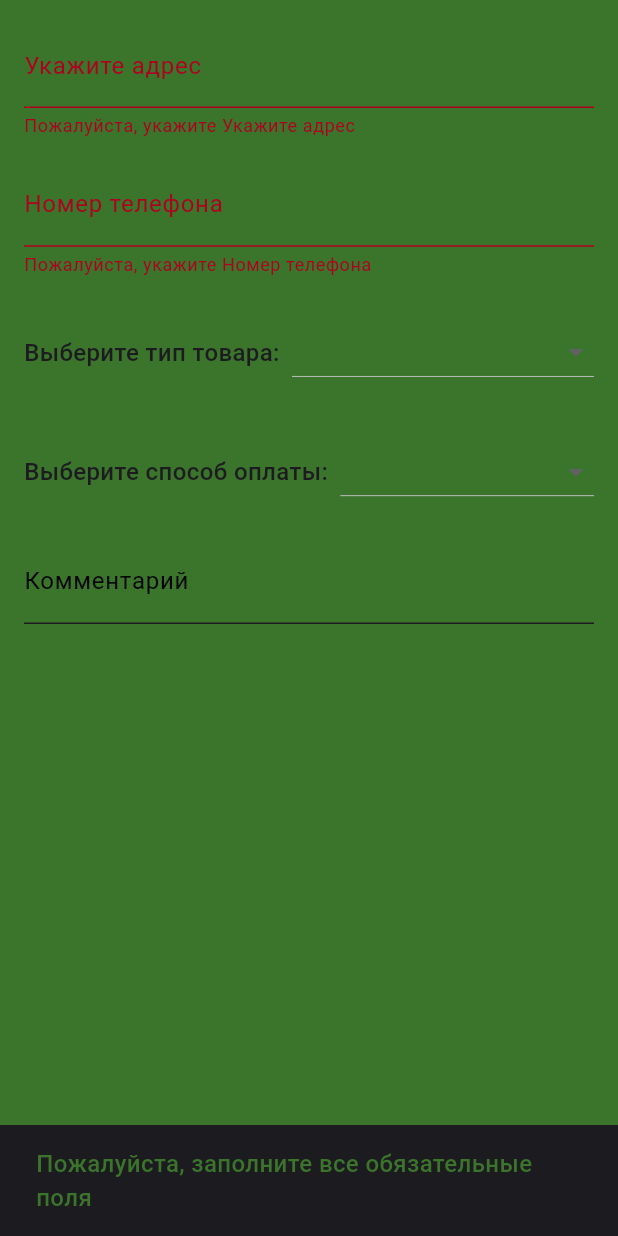
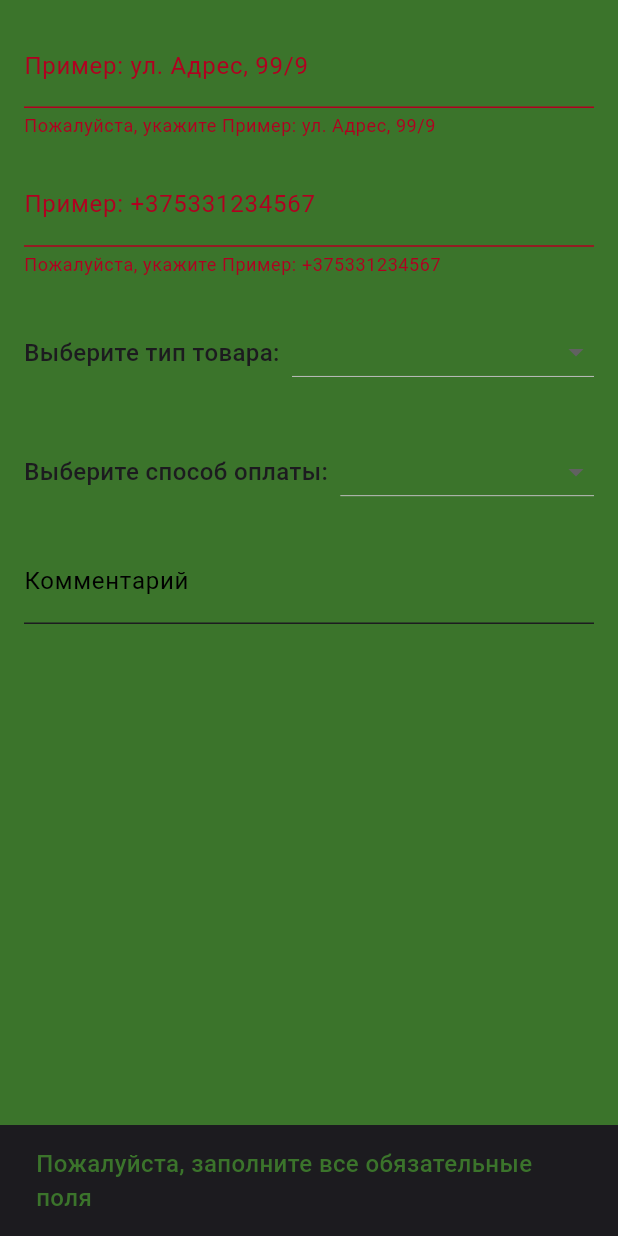
Before and after one commit to Zelv1/diplom_new, a Flutter app: the OrderFormWidget screen opened directly, after a tap on "Опубликовать", on a phone screen of 412 x 824 dp. Run offline on Flutter 3.47's test engine with Material 3 defaults, Android fonts, the phone set to English and light mode, and no system bars; our stand-ins replace action_slider, bloc, flutter_bloc, pdf, printing, uni_links; missing offline and left inert: flutter_barcode_scanner, flutter_phone_direct_caller, localstore.

Commit message:
gotovo v2(verim)

```diff
--- a/lib/elements/edit_profile_page.dart
+++ b/lib/elements/edit_profile_page.dart
@@ -32,7 +32,7 @@ class EditProfilePage extends StatelessWidget {
             color: Theme.of(context).colorScheme.onPrimary,
           ),
           onPressed: () => {
-            Navigator.pushReplacement(
+            Navigator.pop(
               context,
               MaterialPageRoute(builder: (context) => const MainPageVendor()),
             ),
--- a/lib/elements/order_form.dart
+++ b/lib/elements/order_form.dart
@@ -1,6 +1,8 @@
 // ignore_for_file: library_private_types_in_public_api
 
 import 'package:diplom_new/bloc/create_order_bloc/create_order_bloc.dart';
+import 'package:diplom_new/bloc/get_order_info_bloc/get_order_info_bloc.dart';
+import 'package:diplom_new/elements/message_dialog.dart';
 import 'package:diplom_new/util/regex.dart';
 import 'package:flutter/material.dart';
 import 'package:flutter_bloc/flutter_bloc.dart';
@@ -70,11 +72,11 @@ class _OrderFormWidgetState extends State<OrderFormWidget> {
         child: Column(
           crossAxisAlignment: CrossAxisAlignment.start,
           children: [
-            buildTextFormField(
-                _addressController, 'Укажите адрес', true, addressRegex),
+            buildTextFormField(_addressController, 'Пример: ул. Адрес, 99/9',
+                true, addressRegex),
             SizedBox(height: MediaQuery.of(context).size.height * 0.02),
-            buildTextFormField(_phoneNumberController, 'Номер телефона', true,
-                phoneNumberRegex),
+            buildTextFormField(_phoneNumberController, 'Пример: +375331234567',
+                true, phoneNumberRegex),
             SizedBox(height: MediaQuery.of(context).size.height * 0.02),
             buildDropdownButtonField(
                 'Выберите тип товара:', _productTypes, _selectedProductType,
@@ -181,6 +183,7 @@ class _OrderFormWidgetState extends State<OrderFormWidget> {
           if (_formKey.currentState!.validate() &&
               _selectedProductType != null &&
               _selectedPaymentMethod != null) {
+            try {
               context.read<CreateOrderBloc>().add(CreateOrderEvent(
                     _addressController.text,
                     _selectedPaymentMethod!,
@@ -188,6 +191,12 @@ class _OrderFormWidgetState extends State<OrderFormWidget> {
                     _selectedProductType!,
                     _commentsController.text,
                   ));
+              context.read<GetOrderInfoBloc>().add(GetOrdersEvent());
+            } catch (e) {
+              showMessageDialog(context, 'Что-то пошло не так :(');
+            }
+
+            showMessageDialog(context, 'Заказ успешно создан');
           } else {
             showSnackBarMessage(
                 context, 'Пожалуйста, заполните все обязательные поля');
--- a/lib/pages/history_page/history_page_courier.dart
+++ b/lib/pages/history_page/history_page_courier.dart
@@ -50,12 +50,7 @@ class _HistoryPageState extends State<HistoryPageCourier> {
                       .map(
                         (e) => ProductCardModel(order: e),
                       )
-                      .toList()
-
-                  //  ProductCardModel(
-                  //   order: state.order[state.order.length - 1 - index],
-                  // );
-                  );
+                      .toList());
             }
             return const Center(child: Text('История пуста'));
           },
--- a/lib/pages/history_page/history_page_vendor.dart
+++ b/lib/pages/history_page/history_page_vendor.dart
@@ -37,7 +37,6 @@ class _HistoryPageState extends State<HistoryPageVendor> {
                   itemCount: state.order.length,
                   itemBuilder: (context, index) {
                     return GestureDetector(
-                      //TODO: фиксануть переключение
                       onLongPress: () {
                         state.order[index] = state.order[index]
                             .copyWith(isActive: !state.order[index].isActive);
--- a/lib/pages/main_page/main_page_courier.dart
+++ b/lib/pages/main_page/main_page_courier.dart
@@ -143,7 +143,6 @@ class _MainPageCourierState extends State<MainPageCourier> {
                                     itemCount: state.order.length,
                                     itemBuilder: (context, index) {
                                       return GestureDetector(
-                                        //TODO: фиксануть переключение
                                         onLongPress: () {
                                           state.order[index] =
                                               state.order[index].copyWith(
--- a/lib/pages/main_page/main_page_vendor.dart
+++ b/lib/pages/main_page/main_page_vendor.dart
@@ -160,7 +160,6 @@ class _GeneralPageVendorState extends State<GeneralPageVendor> {
                           log('на главной ${state.order[index].isActive.toString()}');
                           return GestureDetector(
                             onLongPress: () {
-                              //TODO: фиксануть переключение
                               state.order[index] = state.order[index].copyWith(
                                   isActive: !state.order[index].isActive);
                               context.read<GetOrderInfoBloc>().add(
--- a/lib/util/regex.dart
+++ b/lib/util/regex.dart
@@ -1,6 +1,7 @@
 const String addressRegex =
     r'^(г\.?\s?[А-Яа-я]+,\s*)?(ул\.|пр-т|пер\.)\s?[А-Яа-я]+[А-Яа-я\d\s\-]*\s*,\s*\d{1,3}(?:/\d{1})?$';
 const String phoneNumberRegex =
-    r'^\+?375\(?([0-9]{2})\)?[-. ]?([0-9]{3})[-. ]?([0-9]{2})[-. ]?([0-9]{2})$';
+    r'^\+?375\(?([29|44|33])\)?[-. ]?([0-9]{3})[-. ]?([0-9]{2})[-. ]?([0-9]{2})$';
+
 const String organizationNumberRegex =
     r'^(ОАО|ЗАО|ООО|ИП|ЧУП|КУП|ГУП)\s(([A-Za-z]+)|([А-Яа-я]+))\s*$';
```
Lines whose indentation alone changed are shown as unchanged.
